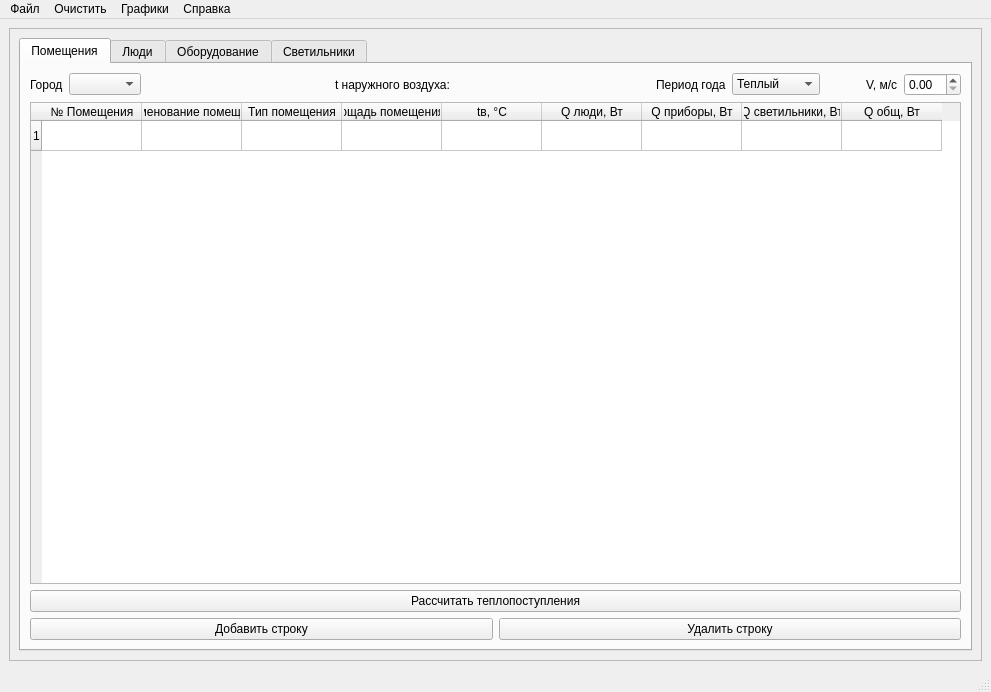
First picture: the form in mygui.ui, repository FrostEasy54/heat_input, before the edit.
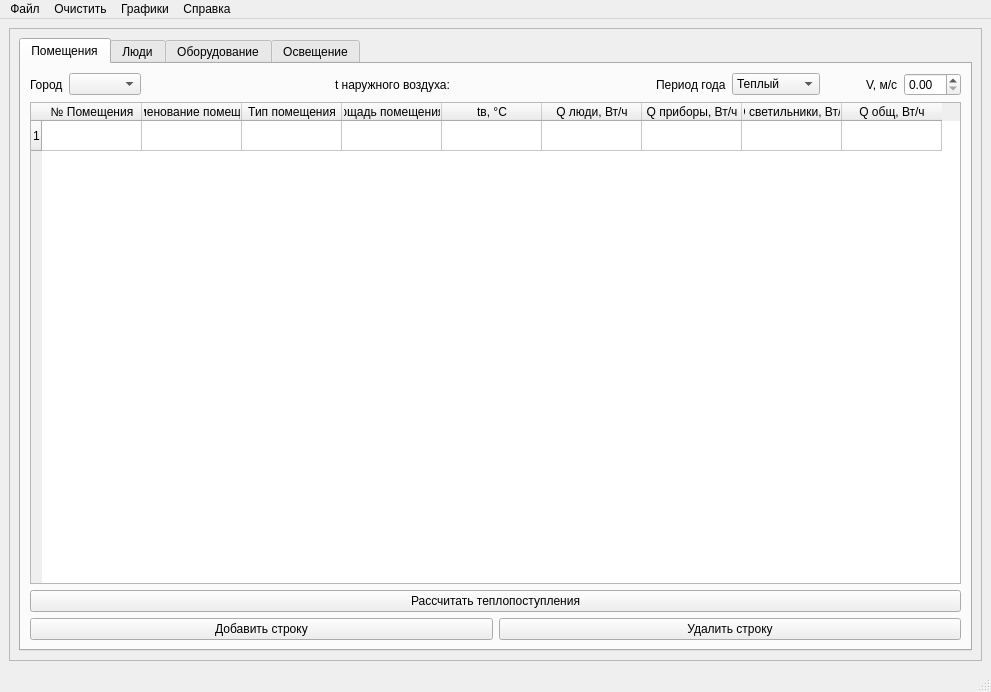
Second picture: the form after the edit.

```diff
--- a/mygui.ui
+++ b/mygui.ui
@@ -196,22 +196,22 @@
                 </column>
                 <column>
                  <property name="text">
-                  <string>Q люди, Вт</string>
+                  <string>Q люди, Вт/ч</string>
                  </property>
                 </column>
                 <column>
                  <property name="text">
-                  <string>Q приборы, Вт</string>
+                  <string>Q приборы, Вт/ч</string>
                  </property>
                 </column>
                 <column>
                  <property name="text">
-                  <string>Q светильники, Вт</string>
+                  <string>Q светильники, Вт/ч</string>
                  </property>
                 </column>
                 <column>
                  <property name="text">
-                  <string>Q общ, Вт</string>
+                  <string>Q общ, Вт/ч</string>
                  </property>
                 </column>
                 <item row="0" column="0">
@@ -409,7 +409,7 @@
           </widget>
           <widget class="QWidget" name="LampsWidget">
            <attribute name="title">
-            <string>Светильники</string>
+            <string>Освещение</string>
            </attribute>
            <layout class="QGridLayout" name="gridLayout_6">
             <item row="0" column="0">
```
Left out of the diff: 8 changed lines with no effect on the pictures.
